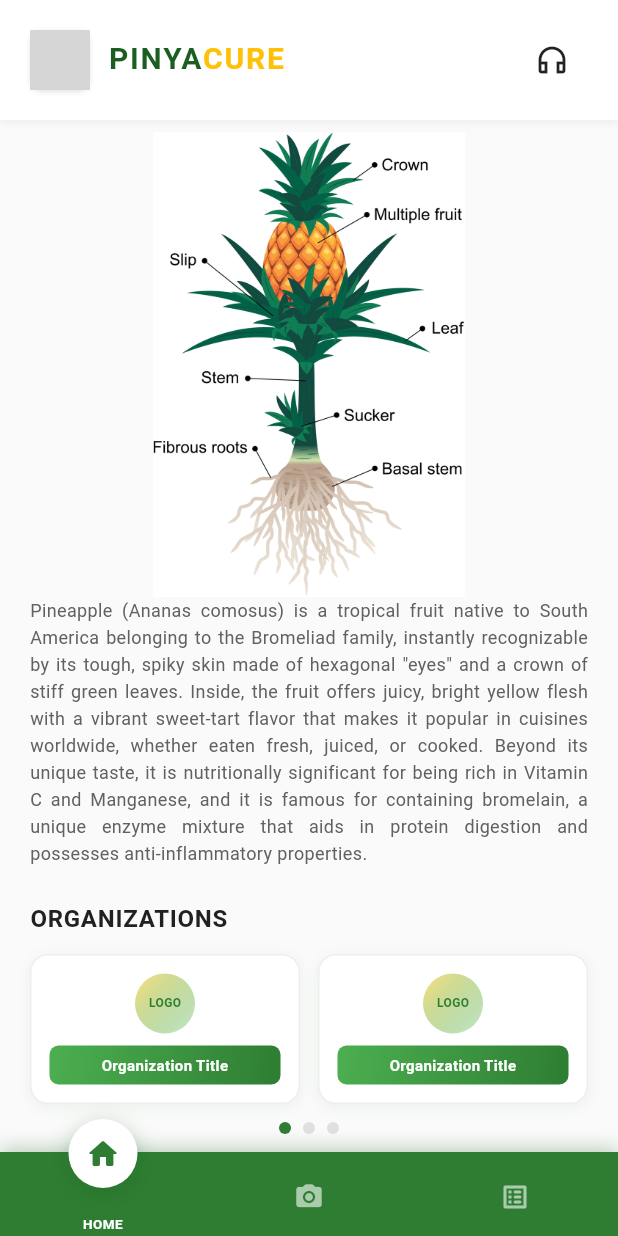
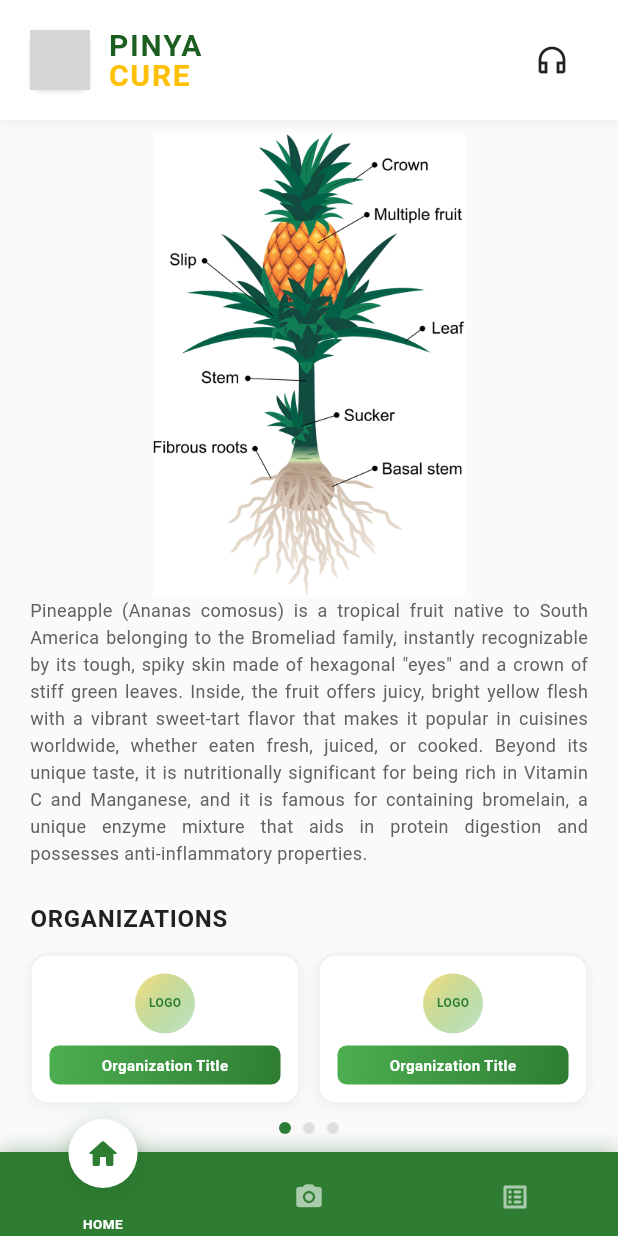
Before and after one commit to clarenceportugal/PinyaCure, a Flutter app: the screen it shows after launch, on a phone screen of 412 x 824 dp. Run offline on Flutter 3.47's test engine with Material 3 defaults, Android fonts, the phone set to English and light mode, and no system bars; our stand-ins replace camera, permission_handler; missing offline and left inert: tflite_flutter; grey boxes are pictures that could not be loaded.

Commit message:
Change PINYACURE text layout: PINYA on top, CURE below (vertical stack)

```diff
--- a/lib/widgets/app_header.dart
+++ b/lib/widgets/app_header.dart
@@ -67,12 +67,13 @@ class AppHeader extends StatelessWidget {
                 ),
               ),
               const SizedBox(width: 12),
-              // PINYACURE text - matching image exactly
-              RichText(
-                text: const TextSpan(
+              // PINYACURE text - PINYA on top, CURE below
+              Column(
+                crossAxisAlignment: CrossAxisAlignment.start,
+                mainAxisSize: MainAxisSize.min,
                 children: [
-                    TextSpan(
-                      text: 'PINYA',
+                  const Text(
+                    'PINYA',
                     style: TextStyle(
                       fontSize: 20,
                       fontWeight: FontWeight.w700,
@@ -81,8 +82,8 @@ class AppHeader extends StatelessWidget {
                       height: 1.0,
                     ),
                   ),
-                    TextSpan(
-                      text: 'CURE',
+                  const Text(
+                    'CURE',
                     style: TextStyle(
                       fontSize: 20,
                       fontWeight: FontWeight.w700,
@@ -92,7 +93,6 @@ class AppHeader extends StatelessWidget {
                     ),
                   ),
                 ],
-                ),
               ),
             ],
           ),
```
Lines whose indentation alone changed are shown as unchanged.
